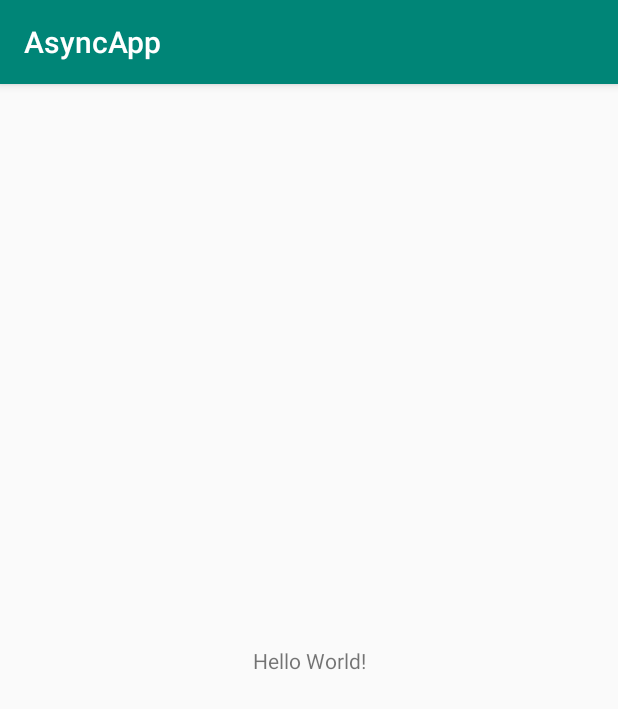
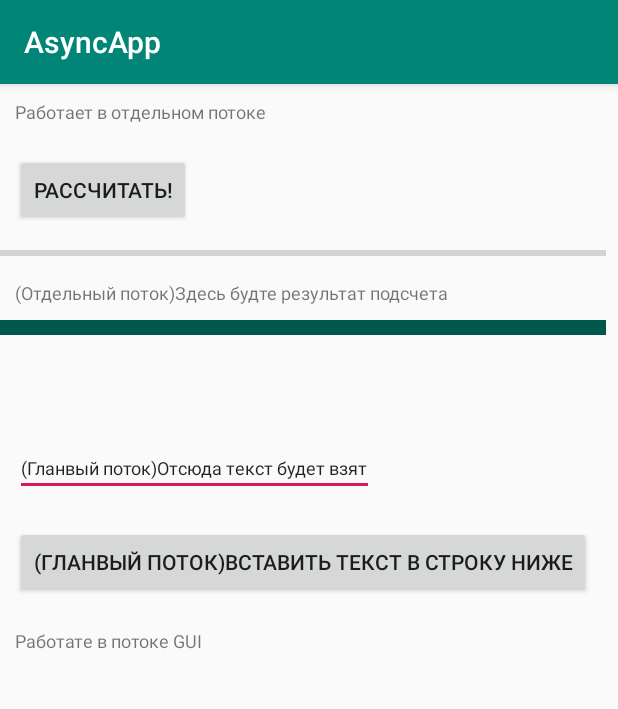
Before and after one commit to alexleru/AsyncApplication, an Android app: the screen it shows after launch (MainActivity), on a phone screen of 412 x 824 dp. Shown: the top 709 px of the screen. Run offline under Robolectric (Android 15) with nearby library versions, the phone set to English and light mode, and no system bars.

Commit message:
initial commit

```diff
--- a/app/src/main/java/ru/alexey/asyncapp/MainActivity.java
+++ b/app/src/main/java/ru/alexey/asyncapp/MainActivity.java
@@ -1,13 +1,80 @@
 package ru.alexey.asyncapp;
 
+import android.os.AsyncTask;
 import android.support.v7.app.AppCompatActivity;
 import android.os.Bundle;
+import android.view.View;
+import android.widget.Button;
+import android.widget.EditText;
+import android.widget.ProgressBar;
+import android.widget.TextView;
 
 public class MainActivity extends AppCompatActivity {
+
+    EditText editTextForInsert;
+    Button buttonForInsert;
+    TextView textViewInsert;
+    Button buttonCalc;
+    TextView textViewResult;
+    ProgressBar progressBar;
 
     @Override
     protected void onCreate(Bundle savedInstanceState) {
         super.onCreate(savedInstanceState);
         setContentView(R.layout.activity_main);
+
+        editTextForInsert = findViewById(R.id.general_thread_gui_edit);
+        textViewInsert = findViewById(R.id.general_thread_gui_text);
+        textViewResult = findViewById(R.id.async_result);
+        progressBar = findViewById(R.id.progressBar);
+
+        buttonForInsert = findViewById(R.id.insert_text);
+        buttonForInsert.setOnClickListener(new View.OnClickListener() {
+            @Override
+            public void onClick(View v) {
+                String str;
+                str = editTextForInsert.getText().toString();
+                textViewInsert.setText(str);
+            }
+        });
+
+        buttonCalc = findViewById(R.id.calculate);
+        buttonCalc.setOnClickListener(new View.OnClickListener() {
+            @Override
+            public void onClick(View v) {
+                CalculateAsync calculateAsync = new CalculateAsync();
+                calculateAsync.execute(50000);
+            }
+        });
+    }
+
+    class CalculateAsync extends AsyncTask<Integer, Integer, Integer> {
+        @Override
+        protected void onPreExecute() {
+            super.onPreExecute();
+        }
+
+        @Override
+        protected void onProgressUpdate(Integer... values) {
+            super.onProgressUpdate(values);
+            progressBar.setProgress(values[0]);
+        }
+
+        @Override
+        protected Integer doInBackground(Integer... integers) {
+            int s = 1;
+            for (int j = 0; j < integers[0]; j++) {
+                s = j^2 - j*2;
+                int value = (j * 100 / integers[0]);
+                publishProgress(value);
+            }
+            return s;
+        }
+
+        @Override
+        protected void onPostExecute(final Integer integer) {
+            super.onPostExecute(integer);
+                    textViewResult.setText(String.valueOf(integer));
+        }
     }
 }
--- a/app/src/main/res/layout/activity_main.xml
+++ b/app/src/main/res/layout/activity_main.xml
@@ -1,18 +1,81 @@
 <?xml version="1.0" encoding="utf-8"?>
-<android.support.constraint.ConstraintLayout xmlns:android="http://schemas.android.com/apk/res/android"
-    xmlns:app="http://schemas.android.com/apk/res-auto"
+<LinearLayout xmlns:android="http://schemas.android.com/apk/res/android"
     xmlns:tools="http://schemas.android.com/tools"
     android:layout_width="match_parent"
     android:layout_height="match_parent"
-    tools:context=".MainActivity">
+    tools:context=".MainActivity"
+    android:orientation="vertical">
+    <ScrollView
+        android:layout_width="wrap_content"
+        android:layout_height="wrap_content">
+        <LinearLayout
+            android:layout_width="match_parent"
+            android:layout_height="wrap_content"
+            android:orientation="vertical">
+            <TextView
+                android:id="@+id/async_text"
+                android:layout_width="wrap_content"
+                android:layout_height="wrap_content"
+                android:text="@string/async_text"
+                android:layout_margin="@dimen/margin"
+                android:textSize="@dimen/text_size"/>
 
-    <TextView
-        android:layout_width="wrap_content"
-        android:layout_height="wrap_content"
-        android:text="Hello World!"
-        app:layout_constraintBottom_toBottomOf="parent"
-        app:layout_constraintLeft_toLeftOf="parent"
-        app:layout_constraintRight_toRightOf="parent"
-        app:layout_constraintTop_toTopOf="parent" />
+            <Button
+                android:id="@+id/calculate"
+                android:layout_width="wrap_content"
+                android:layout_height="wrap_content"
+                android:layout_margin="@dimen/margin"
+                android:text="@string/calculate"/>
 
-</android.support.constraint.ConstraintLayout>
+            <ProgressBar
+                android:id="@+id/progressBar"
+                style="?android:attr/progressBarStyleHorizontal"
+                android:layout_width="match_parent"
+                android:layout_height="wrap_content" />
+
+            <TextView
+                android:id="@+id/async_result"
+                android:layout_width="wrap_content"
+                android:layout_height="wrap_content"
+                android:layout_margin="10dp"
+                android:text="@string/async_result"
+                android:textSize="@dimen/text_size"/>
+
+            <View
+                android:id="@+id/view"
+                android:layout_width="match_parent"
+                android:layout_height="@dimen/margin"
+                android:background="@color/colorPrimaryDark"/>
+
+            <Space
+                android:layout_width="match_parent"
+                android:layout_height="@dimen/margin"
+                android:layout_marginTop="50dp"
+                android:background="@color/colorAccent"
+                android:foreground="@color/colorAccent" />
+
+            <EditText
+                android:id="@+id/general_thread_gui_edit"
+                android:layout_width="wrap_content"
+                android:layout_height="wrap_content"
+                android:text="@string/text_for_insert"
+                android:layout_margin="@dimen/margin"
+                android:textSize="@dimen/text_size" />
+
+            <Button
+                android:id="@+id/insert_text"
+                android:layout_width="wrap_content"
+                android:layout_height="wrap_content"
+                android:layout_margin="@dimen/margin"
+                android:text="@string/insert_text"/>
+
+            <TextView
+                android:id="@+id/general_thread_gui_text"
+                android:layout_width="wrap_content"
+                android:layout_height="wrap_content"
+                android:text="Работате в потоке GUI"
+                android:layout_margin="@dimen/margin"
+                android:textSize="@dimen/text_size" />
+        </LinearLayout>
+    </ScrollView>
+</LinearLayout>
--- /dev/null
+++ b/app/src/main/res/values/dimens.xml
@@ -0,0 +1,5 @@
+<?xml version="1.0" encoding="utf-8"?>
+<resources>
+    <dimen name="margin">10dp</dimen>
+    <dimen name="text_size">12sp</dimen>
+</resources>
--- a/app/src/main/res/values/strings.xml
+++ b/app/src/main/res/values/strings.xml
@@ -1,3 +1,9 @@
 <resources>
     <string name="app_name">AsyncApp</string>
+    <string name="async_text">Работает в отдельном потоке</string>
+    <string name="calculate">Рассчитать!</string>
+    <string name="async_result">(Отдельный поток)Здесь будте результат подсчета</string>
+    <string name="general_thread_gui">Работате в потоке GUI</string>
+    <string name="insert_text">(Гланвый поток)Вставить текст в строку ниже</string>
+    <string name="text_for_insert">(Гланвый поток)Отсюда текст будет взят</string>
 </resources>
```
